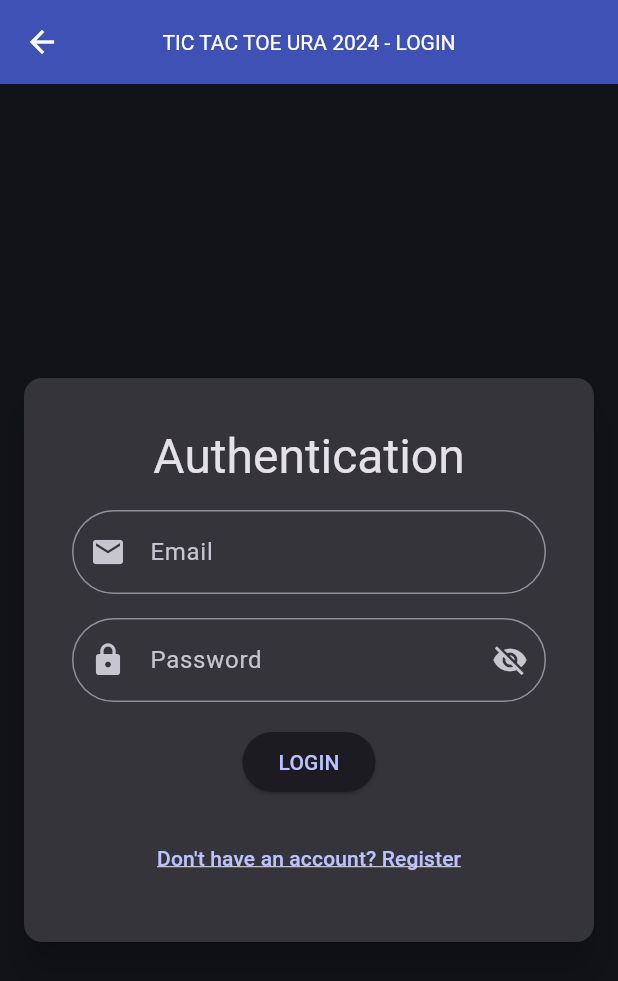
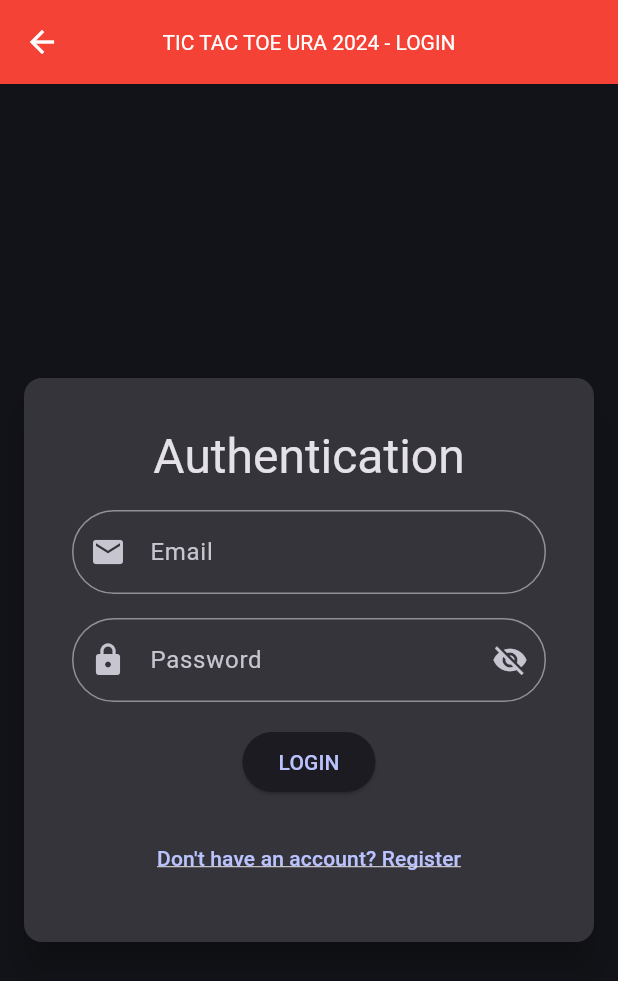
Before and after one commit to dragospaulpop-teach/flutter-tic-tac-toe, a Flutter app: the screen it shows after launch, after a tap on "Go to LogIn", on a phone screen of 412 x 824 dp. Shown: the top 981 px of the screen. Run offline on Flutter 3.47's test engine with Material 3 defaults, Android fonts, the phone set to English and light mode, and no system bars; our stand-ins replace firebase_auth, firebase_core; accounts and stored records are empty; generated files the repository leaves out were written again.

```diff
--- /dev/null
+++ b/devtools_options.yaml
@@ -0,0 +1,3 @@
+description: This file stores settings for Dart & Flutter DevTools.
+documentation: https://docs.flutter.dev/tools/devtools/extensions#configure-extension-enablement-states
+extensions:
--- /dev/null
+++ b/lib/auth_notifier.dart
@@ -0,0 +1,24 @@
+import 'package:firebase_auth/firebase_auth.dart';
+import 'package:flutter/material.dart';
+
+class AuthNotifier extends ChangeNotifier {
+  User? _user;
+  User? get user => _user;
+
+  final FirebaseAuth _auth = FirebaseAuth.instance;
+
+  AuthNotifier() {
+    _auth.authStateChanges().listen((User? user) {
+      _user = user;
+      notifyListeners();
+    });
+  }
+
+  Future<void> signIn(String email, String password) async {
+    await _auth.signInWithEmailAndPassword(email: email, password: password);
+  }
+
+  Future<void> signOut() async {
+    await _auth.signOut();
+  }
+}
--- a/lib/game_screen.dart
+++ b/lib/game_screen.dart
@@ -1,6 +1,6 @@
 import 'package:firebase_auth/firebase_auth.dart';
 import 'package:flutter/material.dart';
-import 'package:tic_tac_toe/my-row.dart';
+import 'package:tic_tac_toe/my_row.dart';
 
 class GameScreen extends StatefulWidget {
   const GameScreen({super.key});
--- a/lib/login_form.dart
+++ b/lib/login_form.dart
@@ -1,8 +1,10 @@
 import 'package:firebase_auth/firebase_auth.dart';
 import 'package:flutter/material.dart';
+import 'package:provider/provider.dart';
+import 'package:tic_tac_toe/auth_notifier.dart';
 
 class SignInForm extends StatefulWidget {
-  SignInForm({super.key});
+  const SignInForm({super.key});
 
   @override
   State<SignInForm> createState() => _SignInFormState();
@@ -37,8 +39,8 @@ class _SignInFormState extends State<SignInForm> {
     }
 
     try {
-      await FirebaseAuth.instance.signInWithEmailAndPassword(
-          email: emailController.text, password: passwordController.text);
+      final authNotifier = Provider.of<AuthNotifier>(context, listen: false);
+      await authNotifier.signIn(emailController.text, passwordController.text);
     } on FirebaseAuthException catch (err) {
       if (!context.mounted) return;
 
--- a/lib/main.dart
+++ b/lib/main.dart
@@ -1,6 +1,7 @@
-import 'package:firebase_auth/firebase_auth.dart';
 import 'package:firebase_core/firebase_core.dart';
 import 'package:flutter/material.dart';
+import 'package:provider/provider.dart';
+import 'package:tic_tac_toe/auth_notifier.dart';
 import 'package:tic_tac_toe/game_screen.dart';
 import 'package:tic_tac_toe/home_screen.dart';
 import 'package:tic_tac_toe/login_form.dart';
@@ -14,7 +15,10 @@ Future<void> main() async {
     options: DefaultFirebaseOptions.currentPlatform,
   );
 
-  runApp(const MainApp());
+  runApp(ChangeNotifierProvider(
+    create: (context) => AuthNotifier(),
+    child: const MainApp(),
+  ));
 }
 
 class MainApp extends StatefulWidget {
@@ -30,9 +34,11 @@ class _MainAppState extends State<MainApp> {
   @override
   void initState() {
     super.initState();
-    try {
-      FirebaseAuth.instance.authStateChanges().listen((data) {
-        if (data != null) {
+    WidgetsBinding.instance.addPostFrameCallback((_) {
+      final authNotifier = Provider.of<AuthNotifier>(context, listen: false);
+
+      authNotifier.addListener(() {
+        if (authNotifier.user != null) {
           navigatorKey!.currentState!
               .pushNamedAndRemoveUntil('/game', (route) => false);
         } else {
@@ -40,10 +46,7 @@ class _MainAppState extends State<MainApp> {
               .pushNamedAndRemoveUntil('/', (route) => false);
         }
       });
-    } catch (err) {
-      ScaffoldMessenger.of(context)
-          .showSnackBar(SnackBar(content: Text(err.toString())));
-    }
+    });
   }
 
   @override
@@ -67,7 +70,7 @@ class _MainAppState extends State<MainApp> {
           brightness: Brightness.dark,
           useMaterial3: true,
           appBarTheme: const AppBarTheme(
-            backgroundColor: Colors.indigo,
+            backgroundColor: Colors.red,
             titleTextStyle: TextStyle(
               color: Colors.white,
             ),
@@ -80,7 +83,7 @@ class _MainAppState extends State<MainApp> {
         navigatorKey: navigatorKey,
         routes: {
           '/': (context) => const HomeScreen(),
-          '/login': (context) => SignInForm(),
+          '/login': (context) => const SignInForm(),
           '/register': (context) => RegisterForm(),
           '/game': (context) => const GameScreen(),
         });
--- a/lib/my-row.dart
+++ b/lib/my_row.dart
@@ -1,5 +1,5 @@
 import 'package:flutter/material.dart';
-import 'package:tic_tac_toe/my-button.dart';
+import 'package:tic_tac_toe/my_button.dart';
 
 class MyRow extends StatelessWidget {
   final List<String> rowLabels;
--- a/pubspec.yaml
+++ b/pubspec.yaml
@@ -11,6 +11,7 @@ dependencies:
     sdk: flutter
   firebase_auth: ^5.3.2
   firebase_core: ^3.7.0
+  provider: ^6.1.2
 
 dev_dependencies:
   flutter_test:
```
Also changed, not shown: lib/my_button.dart (renamed from lib/my-button.dart), pubspec.lock.
